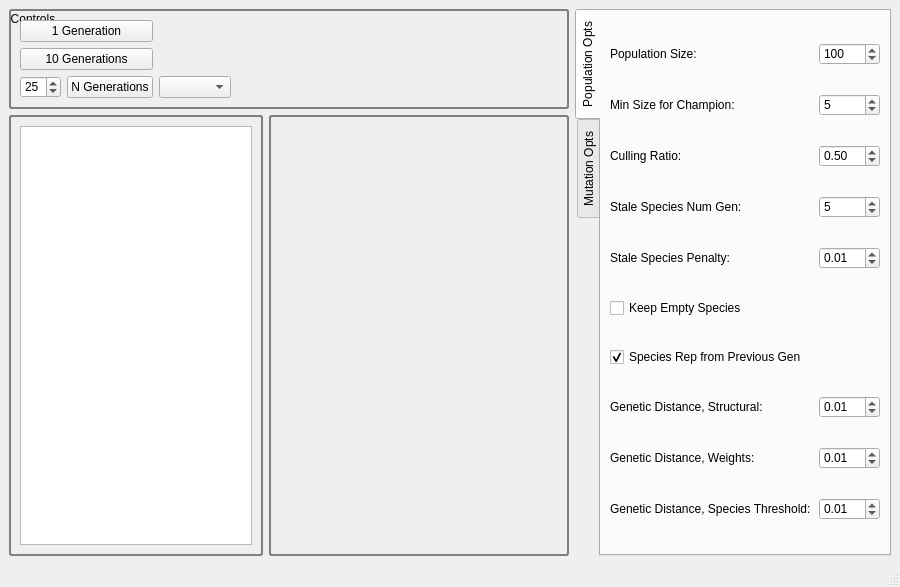
This is pygui/main_window.ui in ArtificialEvolvingWorld/neural-net-tests as Qt 5 draws it before an edit. The edited form follows.
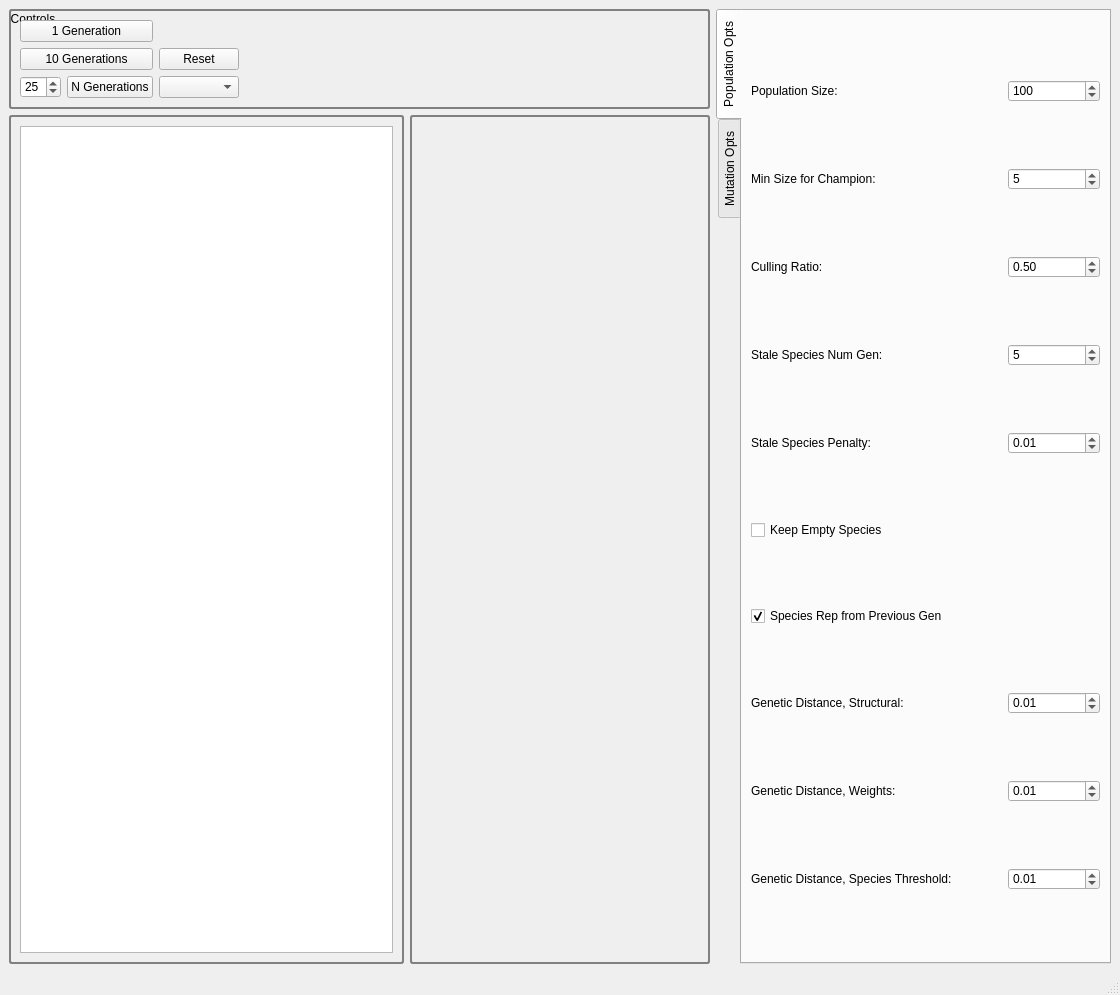
This is the edited form. Custom widgets are drawn as their Qt base class.

Commit message: Added reset button to gui.

Diff of the .ui file:
```diff
--- a/pygui/main_window.ui
+++ b/pygui/main_window.ui
@@ -6,8 +6,8 @@
    <rect>
     <x>0</x>
     <y>0</y>
-    <width>900</width>
-    <height>587</height>
+    <width>1120</width>
+    <height>995</height>
    </rect>
   </property>
   <property name="windowTitle">
@@ -82,6 +82,13 @@
        <item row="2" column="2">
         <widget class="QComboBox" name="fitness_func"/>
        </item>
+       <item row="1" column="2">
+        <widget class="QPushButton" name="reset">
+         <property name="text">
+          <string>Reset</string>
+         </property>
+        </widget>
+       </item>
       </layout>
      </widget>
     </item>
```
Left out of the diff: 20 changed lines with no effect on the pictures. The commit also changes 1 other file.
